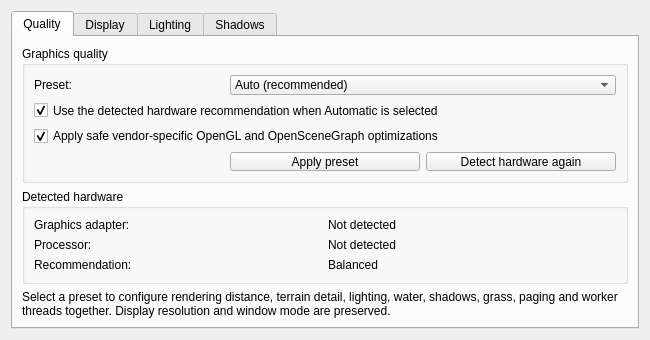
First picture: the form in files/ui/graphicspage.ui, repository MrZer0x0/TES3MP, before the edit.
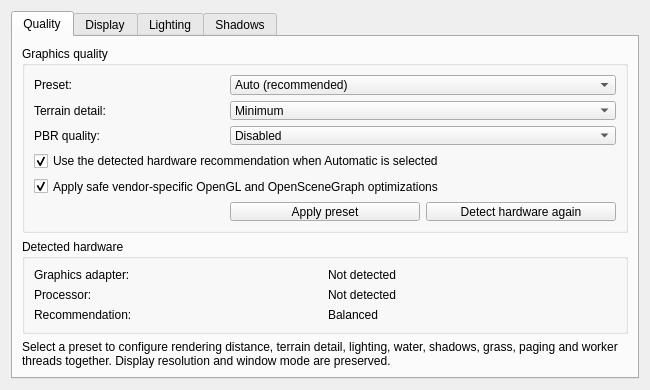
Second picture: the form after the edit.

What changed in the file:
```diff
--- a/files/ui/graphicspage.ui
+++ b/files/ui/graphicspage.ui
@@ -45,7 +45,38 @@
             <item><property name="text"><string>Ultra</string></property></item>
            </widget>
           </item>
-          <item row="1" column="0" colspan="3">
+          <item row="1" column="0">
+           <widget class="QLabel" name="terrainDetailLabel">
+            <property name="text"><string>Terrain detail:</string></property>
+           </widget>
+          </item>
+          <item row="1" column="1" colspan="2">
+           <widget class="QComboBox" name="terrainDetailComboBox">
+            <property name="toolTip"><string>Maximum PBR is available only with High or Ultra terrain detail.</string></property>
+            <item><property name="text"><string>Minimum</string></property></item>
+            <item><property name="text"><string>Low</string></property></item>
+            <item><property name="text"><string>Balanced</string></property></item>
+            <item><property name="text"><string>Medium</string></property></item>
+            <item><property name="text"><string>High</string></property></item>
+            <item><property name="text"><string>Ultra</string></property></item>
+           </widget>
+          </item>
+          <item row="2" column="0">
+           <widget class="QLabel" name="pbrQualityLabel">
+            <property name="text"><string>PBR quality:</string></property>
+           </widget>
+          </item>
+          <item row="2" column="1" colspan="2">
+           <widget class="QComboBox" name="pbrQualityComboBox">
+            <property name="toolTip"><string>Maximum PBR automatically selects High terrain detail. Lower terrain settings automatically use Quality PBR.</string></property>
+            <item><property name="text"><string>Disabled</string></property></item>
+            <item><property name="text"><string>Simple</string></property></item>
+            <item><property name="text"><string>Balanced</string></property></item>
+            <item><property name="text"><string>Quality</string></property></item>
+            <item><property name="text"><string>Maximum</string></property></item>
+           </widget>
+          </item>
+          <item row="3" column="0" colspan="3">
            <widget class="QCheckBox" name="autoSelectQualityCheckBox">
             <property name="text">
              <string>Use the detected hardware recommendation when Automatic is selected</string>
@@ -53,7 +84,7 @@
             <property name="checked"><bool>true</bool></property>
            </widget>
           </item>
-          <item row="2" column="0" colspan="3">
+          <item row="4" column="0" colspan="3">
            <widget class="QCheckBox" name="vendorOptimizationsCheckBox">
             <property name="text">
              <string>Apply safe vendor-specific OpenGL and OpenSceneGraph optimizations</string>
@@ -61,12 +92,12 @@
             <property name="checked"><bool>true</bool></property>
            </widget>
           </item>
-          <item row="3" column="1">
+          <item row="5" column="1">
            <widget class="QPushButton" name="applyQualityButton">
             <property name="text"><string>Apply preset</string></property>
            </widget>
           </item>
-          <item row="3" column="2">
+          <item row="5" column="2">
            <widget class="QPushButton" name="detectHardwareButton">
             <property name="text"><string>Detect hardware again</string></property>
            </widget>
```
